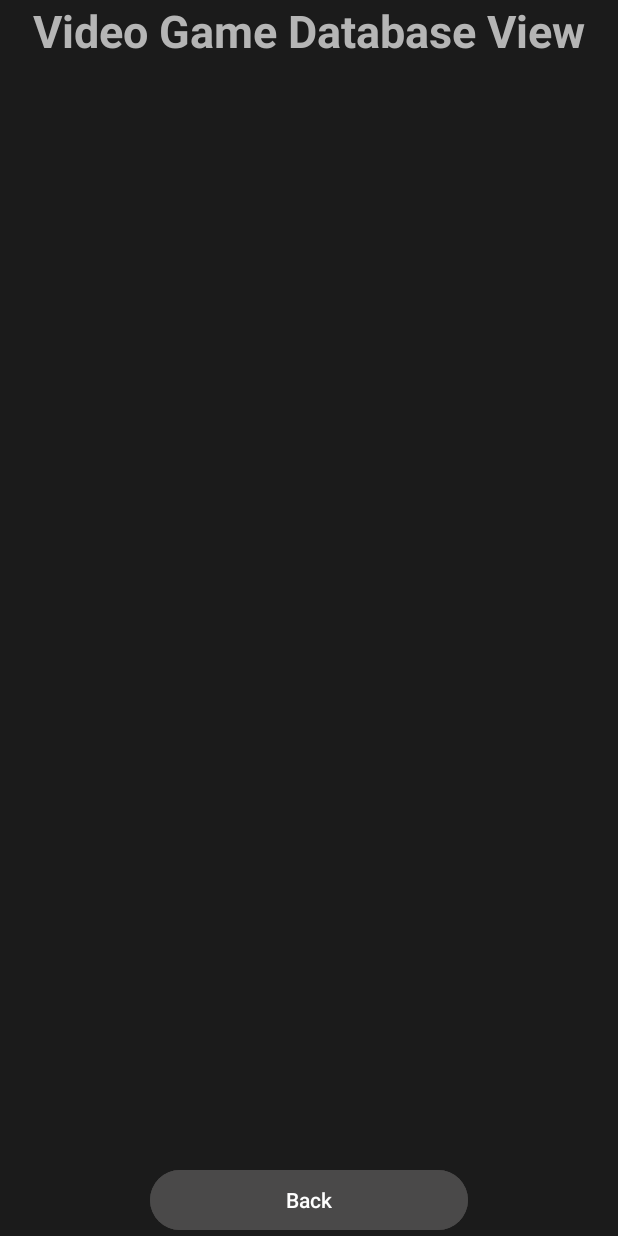
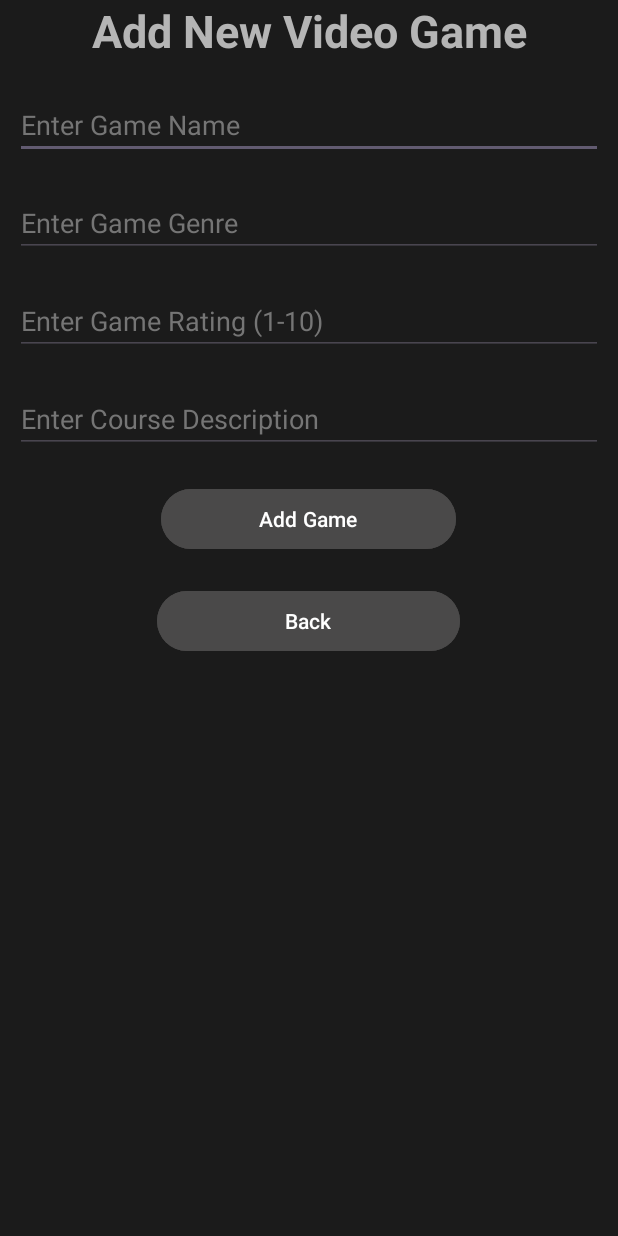
Before and after one commit to MichaelSplaver/CSI460Midterm, an Android app: the screen it shows after launch (ViewDatabase before the commit, CreateGameActivity after it), after a tap on "Add New Game", on a phone screen of 412 x 824 dp. Run offline under Robolectric (Android 15) with nearby library versions, the phone set to English and light mode, and no system bars.

Commit message:
View Database and Adding new Games

```diff
--- a/app/src/main/AndroidManifest.xml
+++ b/app/src/main/AndroidManifest.xml
@@ -15,6 +15,9 @@
         android:theme="@style/Theme.CSI460Midterm"
         tools:targetApi="31">
         <activity
+            android:name=".CreateGameActivity"
+            android:exported="false" />
+        <activity
             android:name=".ViewDatabase"
             android:exported="false" />
         <activity
--- /dev/null
+++ b/app/src/main/java/com/example/csi460midterm/CreateGameActivity.java
@@ -0,0 +1,69 @@
+package com.example.csi460midterm;
+
+import androidx.appcompat.app.AppCompatActivity;
+
+import android.content.Intent;
+import android.os.Bundle;
+import android.widget.Button;
+import android.widget.EditText;
+import android.widget.Toast;
+
+public class CreateGameActivity extends AppCompatActivity {
+
+    private EditText inputGameName, inputGameGenre, inputGameRating, inputGameDesc;
+    private DBHandler dbHandler;
+    private Button createNewGameBtn, backBtn;
+    @Override
+    protected void onCreate(Bundle savedInstanceState) {
+        super.onCreate(savedInstanceState);
+        setContentView(R.layout.activity_create_game);
+
+
+        inputGameName = findViewById(R.id.inputgamename);
+        inputGameGenre = findViewById(R.id.inputgamegenre);
+        inputGameRating = findViewById(R.id.inputgamerating);
+        inputGameDesc = findViewById(R.id.inputgamedesc);
+
+        createNewGameBtn = findViewById(R.id.addnewgamebtn);
+        backBtn = findViewById(R.id.backbtn2);
+
+        dbHandler = new DBHandler(this);
+
+        createNewGameBtn.setOnClickListener(view -> {
+
+
+            String gameName = inputGameName.getText().toString();
+            String gameGenre = inputGameGenre.getText().toString();
+            String gameRatingText = (inputGameRating.getText().toString());
+            if (gameRatingText.isEmpty()) {
+                Toast.makeText(this, "Please enter a rating between 1-10", Toast.LENGTH_SHORT).show();
+                return;
+            }
+            int gameRating = Integer.parseInt(gameRatingText);
+            String gameDesc = inputGameDesc.getText().toString();
+
+            if (gameRating > 10 || gameRating < 0) {
+                Toast.makeText(this, "Please enter a rating between 0-10", Toast.LENGTH_SHORT).show();
+                return;
+            }
+            if (gameName.isEmpty() || gameGenre.isEmpty() || gameDesc.isEmpty()) {
+                Toast.makeText(this, "Please enter all the data..", Toast.LENGTH_SHORT).show();
+                return;
+            }
+
+            // on below line we are calling a method to add new
+            // course to sqlite data and pass all our values to it.
+            dbHandler.addNewGame(gameName, gameGenre, gameRating, gameDesc);
+
+            // after adding the data we are displaying a toast message.
+            Toast.makeText(this, "The game has been added!", Toast.LENGTH_SHORT).show();
+            Intent intent = new Intent(this, ViewDatabase.class);
+            startActivity(intent);
+        });
+
+        backBtn.setOnClickListener(view -> {
+            Intent i = new Intent(this, MainActivity.class);
+            startActivity(i);
+        });
+    }
+}
--- a/app/src/main/java/com/example/csi460midterm/MainActivity.java
+++ b/app/src/main/java/com/example/csi460midterm/MainActivity.java
@@ -20,17 +20,17 @@ public class MainActivity extends AppCompatActivity {
         viewDatabaseBtn = findViewById(R.id.viewdbbtn);
 
         viewDatabaseBtn.setOnClickListener(view -> {
-            Intent intent = new Intent(MainActivity.this, ViewDatabase.class);
+            Intent intent = new Intent(this, ViewDatabase.class);
             startActivity(intent);
         });
 
         addNewGameBtn.setOnClickListener(view -> {
-            Intent intent = new Intent(MainActivity.this, ViewDatabase.class);
+            Intent intent = new Intent(this, CreateGameActivity.class);
             startActivity(intent);
         });
 
         modifyDeleteGameBtn.setOnClickListener(view -> {
-            Intent intent = new Intent(MainActivity.this, ViewDatabase.class);
+            Intent intent = new Intent(this, ViewDatabase.class);
             startActivity(intent);
         });
     }
--- a/app/src/main/java/com/example/csi460midterm/VideogameAdapter.java
+++ b/app/src/main/java/com/example/csi460midterm/VideogameAdapter.java
@@ -34,7 +34,7 @@ public class VideogameAdapter extends RecyclerView.Adapter<VideogameAdapter.View
         VideoGameModal modal = videoGameModalArrayList.get(position);
         holder.videogamenametext.setText(modal.getGameName());
         holder.videogamegenretext.setText(modal.getGameGenre());
-        holder.videogameratingtext.setText(modal.getGameRating());
+        holder.videogameratingtext.setText("Rating: " + modal.getGameRating() + "/10");
         holder.videogamedesctext.setText(modal.getGameDescription());
 
 //        holder.itemView.setOnClickListener(v -> {
--- /dev/null
+++ b/app/src/main/res/layout/activity_create_game.xml
@@ -0,0 +1,81 @@
+<?xml version="1.0" encoding="utf-8"?>
+<LinearLayout
+    xmlns:android="http://schemas.android.com/apk/res/android"
+    xmlns:tools="http://schemas.android.com/tools"
+    android:layout_width="match_parent"
+    android:layout_height="match_parent"
+    android:orientation="vertical"
+    tools:context=".CreateGameActivity"
+    android:background="#1B1B1B">
+
+    <TextView
+        android:id="@+id/addgametitle"
+        android:layout_width="match_parent"
+        android:layout_height="wrap_content"
+        android:text="Add New Video Game"
+        android:textAlignment="center"
+        android:textSize="30dp"
+        android:textStyle="bold"
+        android:textColor="#B5B5B5"
+        android:paddingBottom="10dp"/>
+
+    <EditText
+        android:id="@+id/inputgamename"
+        android:layout_width="match_parent"
+        android:layout_height="wrap_content"
+        android:layout_margin="10dp"
+        android:hint="Enter Game Name"
+        android:textColorHint="#757575"
+        android:textColor="#B5B5B5"/>
+
+    <EditText
+        android:id="@+id/inputgamegenre"
+        android:layout_width="match_parent"
+        android:layout_height="wrap_content"
+        android:layout_margin="10dp"
+        android:hint="Enter Game Genre"
+        android:textColorHint="#757575"
+        android:textColor="#B5B5B5"/>
+
+    <EditText
+        android:id="@+id/inputgamerating"
+        android:layout_width="match_parent"
+        android:layout_height="wrap_content"
+        android:layout_margin="10dp"
+        android:hint="Enter Game Rating (1-10)"
+        android:inputType="numberSigned"
+        android:textColorHint="#757575"
+        android:textColor="#B5B5B5"/>
+
+    <EditText
+        android:id="@+id/inputgamedesc"
+        android:layout_width="match_parent"
+        android:layout_height="wrap_content"
+        android:layout_margin="10dp"
+        android:hint="Enter Course Description"
+        android:textColorHint="#757575"
+        android:textColor="#B5B5B5"/>
+
+    <Button
+        android:id="@+id/addnewgamebtn"
+        android:layout_width="wrap_content"
+        android:layout_height="wrap_content"
+        android:layout_margin="10dp"
+        android:text="Add Game"
+        android:textAllCaps="false"
+        android:backgroundTint="#4A4949"
+        android:layout_gravity="center"
+        android:paddingHorizontal="65dp" />
+
+    <Button
+        android:id="@+id/backbtn2"
+        android:layout_width="wrap_content"
+        android:layout_height="wrap_content"
+        android:layout_margin="10dp"
+        android:text="Back"
+        android:textAllCaps="false"
+        android:backgroundTint="#4A4949"
+        android:layout_gravity="center"
+        android:paddingHorizontal="85dp" />
+
+</LinearLayout>
--- a/app/src/main/res/layout/activity_view_database.xml
+++ b/app/src/main/res/layout/activity_view_database.xml
@@ -32,8 +32,8 @@
         android:layout_height="wrap_content"
         android:text="Back"
         android:backgroundTint="#4A4949"
+        android:layout_marginHorizontal="100dp"
         app:layout_constraintBottom_toBottomOf="parent"
-        android:layout_marginHorizontal="100dp"
-        />
+        android:layout_marginBottom="10dp"/>
 
 </androidx.constraintlayout.widget.ConstraintLayout>
```
Also changed, not shown: app/src/main/java/com/example/csi460midterm/ViewDatabase.java (+31 -0 lines), app/src/main/res/layout/videogame_item.xml (+6 -3 lines).
